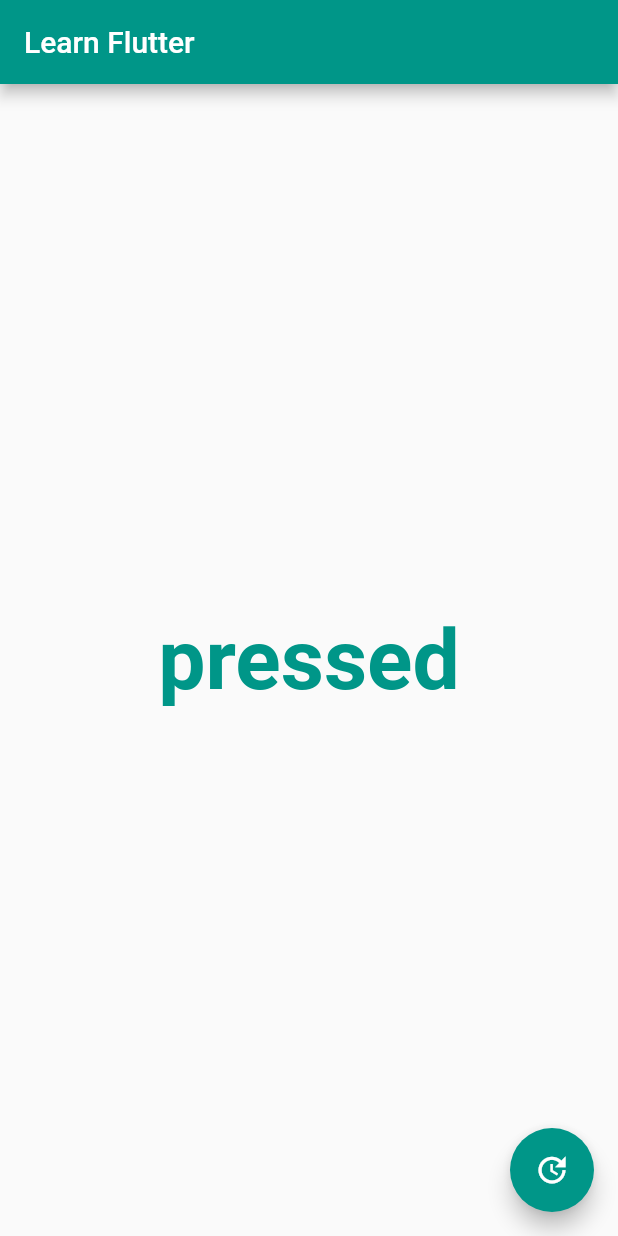
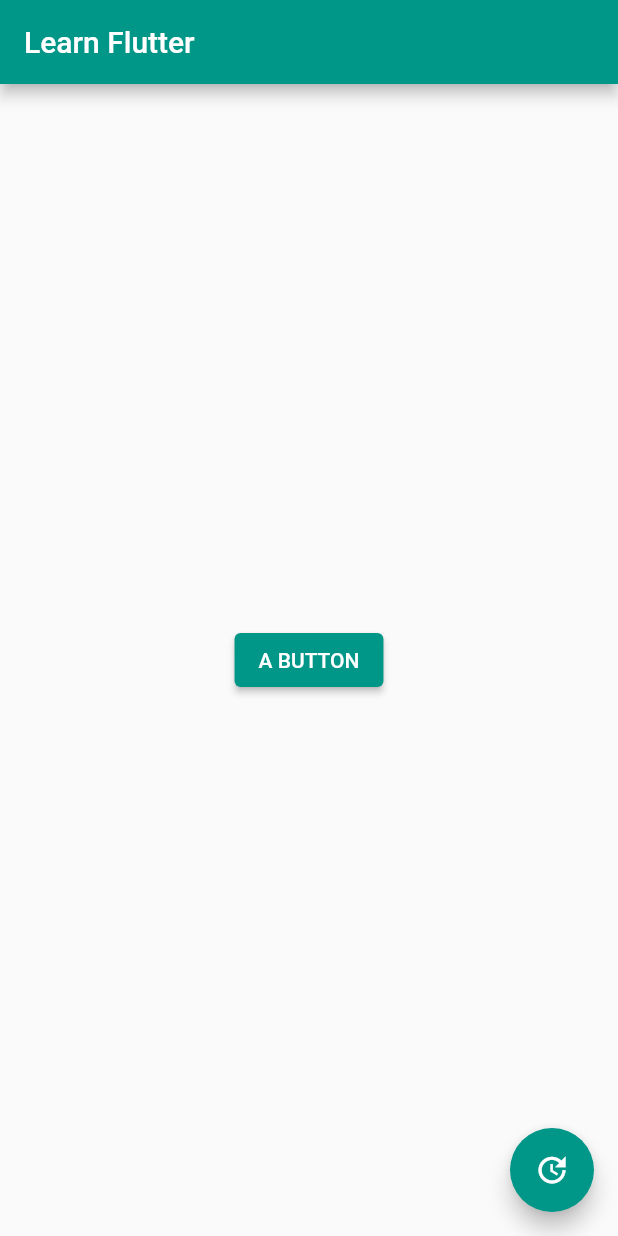
Before and after one commit to cyclicsoft/flutter_learn, a Flutter app: the screen it shows after launch, after a tap on the "update" icon, on a phone screen of 412 x 824 dp. Run offline on Flutter 3.47's test engine with Material 2 defaults, Android fonts, the phone set to English and light mode, and no system bars.

Commit message:
[14] Adding ui element dynamically  - add a method for toggle a boolean  - on button pressed call _toggle method  - add a method that gives widget dynamically based on the boolean value  - use this method in body to get widget dynamically

```diff
--- a/lib/main.dart
+++ b/lib/main.dart
@@ -28,12 +28,20 @@ class HomePage extends StatefulWidget{
 
 class _HomePageState extends State<HomePage> {
 
-  String _bodyText = "I love flutter";
-  void _updateBodyText() {
+  bool toggle = true;
+
+  void _toggle() {
     setState(() {
-      _bodyText = "pressed";
+      if(toggle){
+        toggle = false;
+      }else{
+        toggle = true;
+      }
     });
+  }
 
+  _getChildWidget(){
+    return toggle? Text('A text') : ElevatedButton(onPressed: (){}, child: Text('A BUTTON'));
   }
   @override
   Widget build(BuildContext context) {
@@ -42,19 +50,11 @@ class _HomePageState extends State<HomePage> {
         title: Text('Learn Flutter'),
       ),
       body: Center(
-        child: Text(
-          '$_bodyText',
-          style: TextStyle(
-              color: Colors.teal,
-              fontFamily: 'sans-serif',
-              fontWeight: FontWeight.bold,
-              fontSize: 56.0
-          ),
-        ),
+        child: _getChildWidget(),
       ),
       floatingActionButton: FloatingActionButton(
-        onPressed: _updateBodyText,
-        tooltip: 'Update Body Text',
+        onPressed: _toggle,
+        tooltip: 'Toggle body',
         child: Icon(Icons.update),
       ),
     );
```
